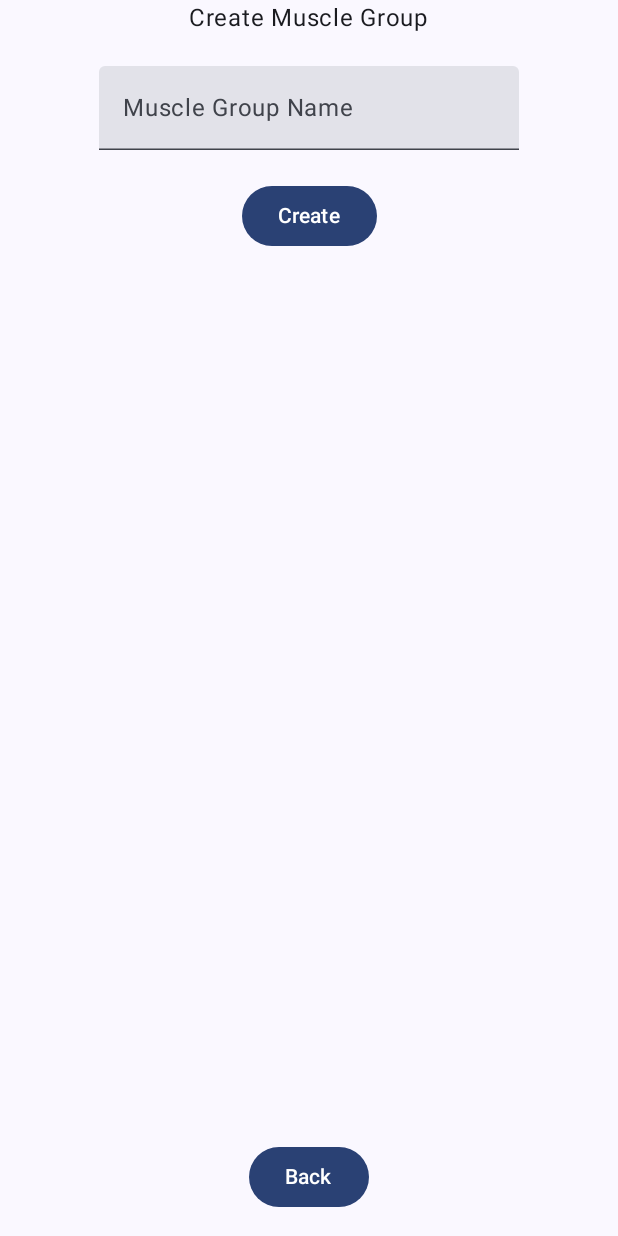
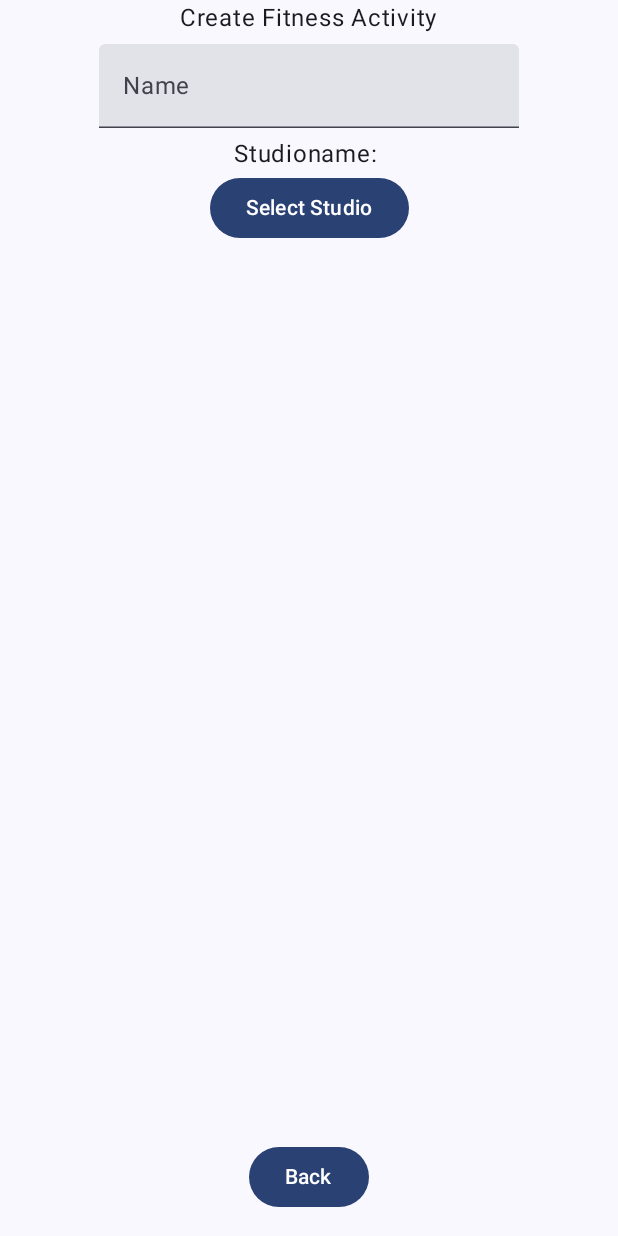
Before and after one commit to CarinaSchoppe/Gym-Manager, an Android app built with Jetpack Compose: the FitnessActivities screen opened directly, with no data from a screen before it, after a tap on "Add Fitnessplan", on a phone screen of 412 x 824 dp. Run offline under Robolectric (Android 15) with nearby library versions, the phone set to English and light mode, and no system bars.

Commit message:
added datalayers

```diff
--- a/app/src/main/java/me/kevin/gymapp/graphics/fitness/CreateFitnessActivity.kt
+++ b/app/src/main/java/me/kevin/gymapp/graphics/fitness/CreateFitnessActivity.kt
@@ -9,14 +9,24 @@ import androidx.compose.foundation.layout.Spacer
 import androidx.compose.foundation.layout.fillMaxSize
 import androidx.compose.foundation.layout.fillMaxWidth
 import androidx.compose.foundation.layout.height
+import androidx.compose.material3.Button
+import androidx.compose.material3.DropdownMenu
+import androidx.compose.material3.DropdownMenuItem
 import androidx.compose.material3.MaterialTheme
 import androidx.compose.material3.Surface
 import androidx.compose.material3.Text
+import androidx.compose.material3.TextField
 import androidx.compose.runtime.Composable
+import androidx.compose.runtime.mutableStateOf
+import androidx.compose.runtime.remember
 import androidx.compose.ui.Alignment
 import androidx.compose.ui.Modifier
+import androidx.compose.ui.text.input.TextFieldValue
 import androidx.compose.ui.unit.dp
+import me.kevin.gymapp.backend.util.Utility
+import me.kevin.gymapp.graphics.extra.BackButton
 import me.kevin.gymapp.graphics.ui.theme.GymAppTheme
+import kotlin.streams.toList
 
 class CreateFitnessActivity : ComponentActivity() {
     override fun onCreate(savedInstanceState: Bundle?) {
@@ -33,15 +43,67 @@ class CreateFitnessActivity : ComponentActivity() {
 
     @Composable
     private fun createFitnessActivity() {
+        val name = remember {
+            mutableStateOf(TextFieldValue())
+        }
+        val possibleStudioNames = Utility.studioSet.stream().map { it.name }.toList()
+
+        val selectedStudio = remember {
+            mutableStateOf("")
+        }
+        val studioName = remember {
+            mutableStateOf("Studioname: ")
+        }
+        val expanded = remember {
+            mutableStateOf(false)
+        }
+
         Column(
             horizontalAlignment = Alignment.CenterHorizontally,
-            verticalArrangement = Arrangement.Bottom,
+            verticalArrangement = Arrangement.Top,
             modifier = Modifier
                 .fillMaxWidth()
         ) {
             Text(text = "Create Fitness Activity")
+            Spacer(modifier = Modifier.height(5.dp))
+            TextField(value = name.value, onValueChange = { name.value = it }, placeholder = { Text("Name") })
+            Spacer(modifier = Modifier.height(5.dp))
 
-            Spacer(modifier = Modifier.height(5.dp))
+
+            val studioNameText = Text(text = studioName.value)
+
+            Button(onClick = { expanded.value = true }) {
+                Text(text = "Select Studio")
+            }
+
+
+            //place DropdownMenu in the mittle
+
+            Column(
+                horizontalAlignment = Alignment.CenterHorizontally,
+                verticalArrangement = Arrangement.Center,
+                modifier = Modifier
+                    .fillMaxSize()
+            ) {
+                DropdownMenu(
+                    expanded = expanded.value,
+                    onDismissRequest = { expanded.value = false },
+                    modifier = Modifier.fillMaxWidth()
+
+                ) {
+                    listOf("Test1", "Test2", "test3").forEach { name ->
+                        DropdownMenuItem(onClick = {
+                            selectedStudio.value = name
+                            expanded.value = false
+                            studioName.value = "Studioname: $name"
+                        },
+                            text = { Text(name) })
+                    }
+                }
+            }
+
         }
+
+        BackButton.BackButton(activity = this@CreateFitnessActivity, clazz = FitnessActivities::class.java)
     }
 }
--- a/app/src/main/java/me/kevin/gymapp/graphics/fitness/FitnessActivities.kt
+++ b/app/src/main/java/me/kevin/gymapp/graphics/fitness/FitnessActivities.kt
@@ -20,6 +20,7 @@ import androidx.compose.ui.Alignment
 import androidx.compose.ui.Modifier
 import androidx.compose.ui.unit.dp
 import me.kevin.gymapp.graphics.musclegroup.CreateMuscleGroupActivity
+import me.kevin.gymapp.graphics.studio.CreateFitnessStudioActivity
 import me.kevin.gymapp.graphics.ui.theme.GymAppTheme
 
 class FitnessActivities : ComponentActivity() {
@@ -54,9 +55,9 @@ class FitnessActivities : ComponentActivity() {
                     .fillMaxWidth()
             ) {
                 //create a button for each fitness activity
-                Button(onClick = { startActivity(Intent(this@FitnessActivities, CreateMuscleGroupActivity::class.java)) }) { Text(text = "Add Studio") }
+                Button(onClick = { startActivity(Intent(this@FitnessActivities, CreateFitnessStudioActivity::class.java)) }) { Text(text = "Add Studio") }
                 Button(onClick = { startActivity(Intent(this@FitnessActivities, CreateMuscleGroupActivity::class.java)) }) { Text(text = "Add Musclegroup") }
-                Button(onClick = { startActivity(Intent(this@FitnessActivities, CreateMuscleGroupActivity::class.java)) }) { Text(text = "Add Fitnessplan") }
+                Button(onClick = { startActivity(Intent(this@FitnessActivities, CreateFitnessActivity::class.java)) }) { Text(text = "Add Fitnessplan") }
             }
 
 
```
